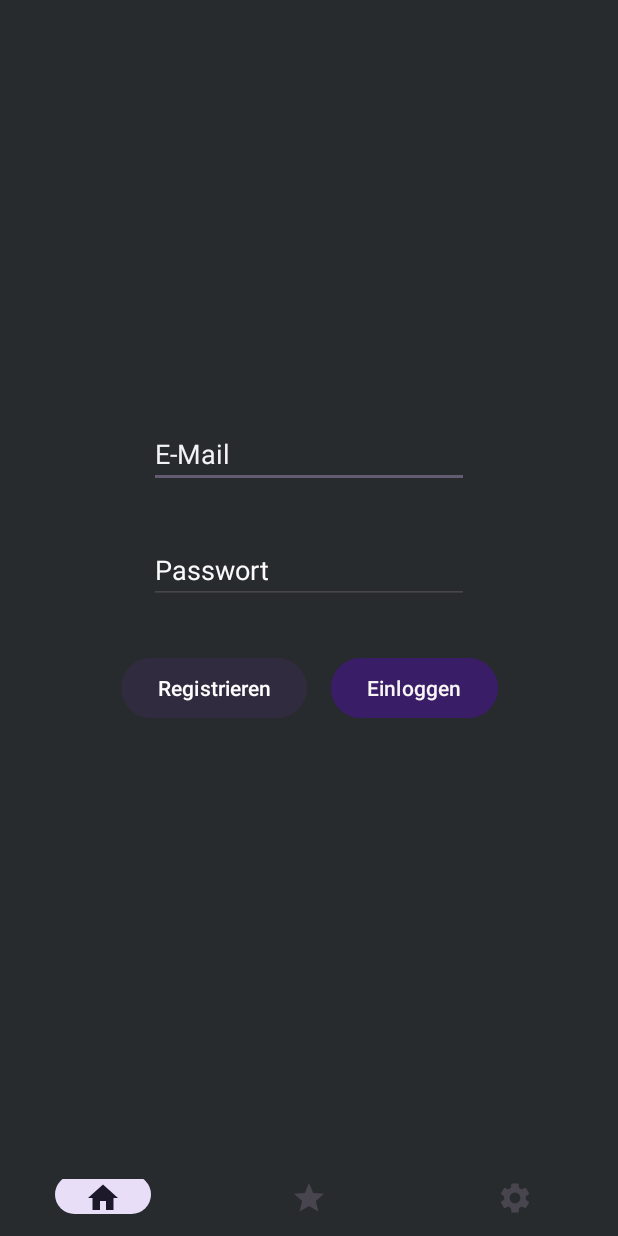
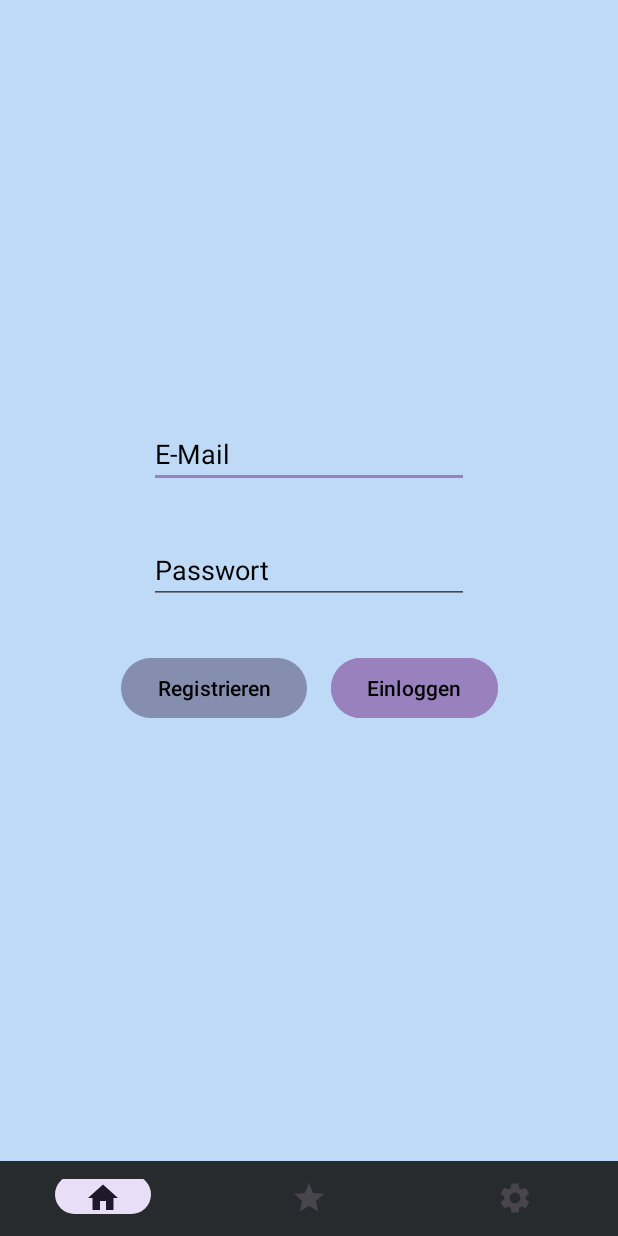
Before and after one commit to cypher159951/Abschluss_Projekt_Kotlin, an Android app: the screen it shows after launch (MainActivity), on a phone screen of 412 x 824 dp. Run offline under Robolectric (Android 15) with nearby library versions, the phone set to English and light mode, and no system bars; our stand-ins replace Firebase (no records; nobody signed in at launch, a user with empty details on screens opened directly), navigation-ui.

```diff
--- a/app/src/main/res/drawable/baseline_arrow_back_24.xml
+++ b/app/src/main/res/drawable/baseline_arrow_back_24.xml
@@ -1,5 +1,5 @@
 <vector android:autoMirrored="true" android:height="36dp"
-    android:tint="#F8F5F5" android:viewportHeight="24"
+    android:tint="?colorOnPrimary" android:viewportHeight="24"
     android:viewportWidth="24" android:width="36dp" xmlns:android="http://schemas.android.com/apk/res/android">
     <path android:fillColor="@android:color/white" android:pathData="M20,11H7.83l5.59,-5.59L12,4l-8,8 8,8 1.41,-1.41L7.83,13H20v-2z"/>
 </vector>
--- a/app/src/main/res/drawable/baseline_share_24.xml
+++ b/app/src/main/res/drawable/baseline_share_24.xml
@@ -1,4 +1,4 @@
-<vector android:height="24dp" android:tint="#020202"
+<vector android:height="24dp" android:tint="?colorOnPrimary"
     android:viewportHeight="24" android:viewportWidth="24"
     android:width="24dp" xmlns:android="http://schemas.android.com/apk/res/android">
     <path android:fillColor="@android:color/white" android:pathData="M18,16.08c-0.76,0 -1.44,0.3 -1.96,0.77L8.91,12.7c0.05,-0.23 0.09,-0.46 0.09,-0.7s-0.04,-0.47 -0.09,-0.7l7.05,-4.11c0.54,0.5 1.25,0.81 2.04,0.81 1.66,0 3,-1.34 3,-3s-1.34,-3 -3,-3 -3,1.34 -3,3c0,0.24 0.04,0.47 0.09,0.7L8.04,9.81C7.5,9.31 6.79,9 6,9c-1.66,0 -3,1.34 -3,3s1.34,3 3,3c0.79,0 1.5,-0.31 2.04,-0.81l7.12,4.16c-0.05,0.21 -0.08,0.43 -0.08,0.65 0,1.61 1.31,2.92 2.92,2.92 1.61,0 2.92,-1.31 2.92,-2.92s-1.31,-2.92 -2.92,-2.92z"/>
--- a/app/src/main/res/layout/favorite_item.xml
+++ b/app/src/main/res/layout/favorite_item.xml
@@ -12,7 +12,7 @@
         android:paddingStart="20dp"
         android:paddingEnd="30dp"
         android:text="Favorite"
-        android:textColor="#FCB84444"
+        android:textColor="?colorOnPrimary"
         android:textSize="18sp"
         android:textStyle="bold"
         app:layout_constraintBottom_toBottomOf="parent"
--- a/app/src/main/res/layout/fragment_favorite.xml
+++ b/app/src/main/res/layout/fragment_favorite.xml
@@ -5,14 +5,14 @@
     android:id="@+id/frameLayout"
     android:layout_width="match_parent"
     android:layout_height="match_parent"
-    android:background="#FF282B2E"
+    android:background="?colorPrimary"
     tools:context=".ui.FavoriteFragment" >
 
     <androidx.appcompat.widget.Toolbar
         android:id="@+id/favoriteTB"
         android:layout_width="0dp"
         android:layout_height="wrap_content"
-        android:background="#FF282B2E"
+        android:background="?colorPrimary"
         android:minHeight="?attr/actionBarSize"
         android:theme="?attr/actionBarTheme"
         app:layout_constraintEnd_toEndOf="parent"
@@ -24,7 +24,7 @@
         android:layout_width="wrap_content"
         android:layout_height="wrap_content"
         android:text="Merkliste"
-        android:textColor="#FCFAF8F8"
+        android:textColor="?colorOnPrimary"
         android:textSize="24sp"
         app:layout_constraintBottom_toBottomOf="@+id/favoriteTB"
         app:layout_constraintEnd_toEndOf="@+id/favoriteTB"
--- a/app/src/main/res/layout/fragment_home.xml
+++ b/app/src/main/res/layout/fragment_home.xml
@@ -14,7 +14,7 @@
 
     android:layout_width="match_parent"
     android:layout_height="match_parent"
-    android:background="#FF282B2E"
+    android:background="?colorPrimary"
     android:tag = "HF"
     tools:context="com.example.paymessage.ui.HomeFragment">
 
@@ -23,7 +23,7 @@
         android:id="@+id/toolbarHomeTB"
         android:layout_width="match_parent"
         android:layout_height="wrap_content"
-        android:background="#FF282B2E"
+        android:background="?colorPrimary"
         android:minHeight="?attr/actionBarSize"
         android:theme="?attr/actionBarTheme"
         app:layout_constraintStart_toStartOf="parent"
@@ -50,7 +50,7 @@
         android:layout_width="wrap_content"
         android:layout_height="wrap_content"
         android:text="NewsLetter"
-        android:textColor="#FCF8F8FA"
+        android:textColor="?colorOnPrimary"
         android:textSize="24sp"
         app:layout_constraintBottom_toBottomOf="@+id/toolbarHomeTB"
         app:layout_constraintEnd_toEndOf="parent"
--- a/app/src/main/res/layout/fragment_login.xml
+++ b/app/src/main/res/layout/fragment_login.xml
@@ -5,7 +5,7 @@
     android:layout_width="match_parent"
     android:layout_height="match_parent"
     tools:context=".ui.LoginFragment"
-    android:background="#FF282B2E">
+    android:background="?colorPrimary">
 
     <EditText
         android:id="@+id/emailET"
@@ -14,9 +14,9 @@
         android:layout_marginTop="280dp"
         android:ems="10"
         android:hint="E-Mail"
-        android:textColor="#FCF3F3F6"
+        android:textColor="?colorOnPrimary"
         android:inputType="textEmailAddress"
-        android:textColorHint="#FCF6F6F8"
+        android:textColorHint="?colorOnPrimary"
         app:layout_constraintEnd_toEndOf="parent"
         app:layout_constraintStart_toStartOf="parent"
         app:layout_constraintTop_toTopOf="parent" />
@@ -27,8 +27,8 @@
         android:layout_height="wrap_content"
         android:layout_marginTop="32dp"
         android:ems="10"
-        android:textColor="#FCF8F8FA"
-        android:textColorHint="#FCFDFDFD"
+        android:textColor="?colorOnPrimary"
+        android:textColorHint="?colorOnPrimary"
         android:hint="Passwort"
         android:inputType="textPassword"
         app:layout_constraintEnd_toEndOf="parent"
@@ -41,9 +41,9 @@
         android:layout_height="wrap_content"
         android:layout_marginTop="32dp"
         android:layout_marginEnd="80dp"
-        android:textColor="#F8F5F5"
+        android:textColor="?colorOnPrimary"
         android:text="Einloggen"
-        android:backgroundTint="#3A1D67"
+        android:backgroundTint="?colorSecondary"
         app:layout_constraintEnd_toEndOf="parent"
         app:layout_constraintTop_toBottomOf="@+id/passwortET" />
 
--- a/app/src/main/res/layout/news_item.xml
+++ b/app/src/main/res/layout/news_item.xml
@@ -12,7 +12,7 @@
         android:paddingStart="20dp"
         android:paddingEnd="30dp"
         android:text="Nachrichten"
-        android:textColor="#FCB84444"
+        android:textColor="?colorOnPrimary"
         android:textSize="21sp"
         android:textStyle="bold"
         app:layout_constraintBottom_toBottomOf="parent"
--- a/app/src/main/res/values-night/themes.xml
+++ b/app/src/main/res/values-night/themes.xml
@@ -3,8 +3,8 @@
     <style name="Base.Theme.PayMessage" parent="Theme.Material3.DayNight.NoActionBar">
         <!-- Customize your dark theme here. -->
         <!-- <item name="colorPrimary">@color/my_dark_primary</item> -->
-        <item name="colorPrimary">#6639AF</item>
-        <item name="colorPrimaryDark">#2F815B</item>
-        <item name="android:textColor">#FCEDBC5A</item>
+        <item name="colorPrimary">@color/grey</item>
+        <item name="colorOnPrimary">@color/white</item>
+        <item name="colorSecondary">@color/BTNNight</item>
     </style>
 </resources>
--- a/app/src/main/res/values/colors.xml
+++ b/app/src/main/res/values/colors.xml
@@ -3,18 +3,21 @@
     <color name="textColorPrimaryDay">#FC070609</color>
     <color name="textColorPrimaryNight">#FCF9F9FA</color>
 
+
+
     <color name="black">#FF000000</color>
+    <color name="dayblue">#BEDAF6</color>
     <color name="grey">#282B2E</color>
     <color name="lila">#3D1F6C</color>
     <color name="white">#FFFFFFFF</color>
     <color name="leichtLila">#393743</color>
     <color name="desert">#CFA58D</color>
+    <color name="BTNDay">#9981BD</color>
+    <color name="BTNNight">#542B93</color>
 
-    <color name="colorPrimaryDay">#E60F0F</color>
-    <color name="colorSecundaryDay">@color/lila</color>
 
-    <color name="colorPrimaryNight">@color/grey</color>
-    <color name="colorSecundaryNight">@color/lila</color>
+
+
 
 
 
--- a/app/src/main/res/values/themes.xml
+++ b/app/src/main/res/values/themes.xml
@@ -3,9 +3,10 @@
     <style name="Base.Theme.PayMessage" parent="Theme.Material3.DayNight.NoActionBar">
         <!-- Customize your light theme here. -->
         <!-- <item name="colorPrimary">@color/my_light_primary</item> -->
-        <item name="colorPrimary">@color/colorPrimaryDay</item>
-        <item name="colorPrimaryDark">#47627C</item>
-        <item name="android:textColor">@color/textColorPrimaryDay</item>
+        <item name="colorPrimary">@color/dayblue</item>
+        <item name="colorOnPrimary">@color/black</item>
+        <item name="colorSecondary">@color/BTNDay</item>
+
     </style>
 
     <style name="Theme.PayMessage" parent="Base.Theme.PayMessage" />
```
Also changed, not shown: app/src/main/res/layout/fragment_artikel.xml (+5 -5 lines), app/src/main/res/layout/fragment_settings.xml (+7 -7 lines), app/src/main/res/values/styles.xml (deleted, +0 -21 lines).
